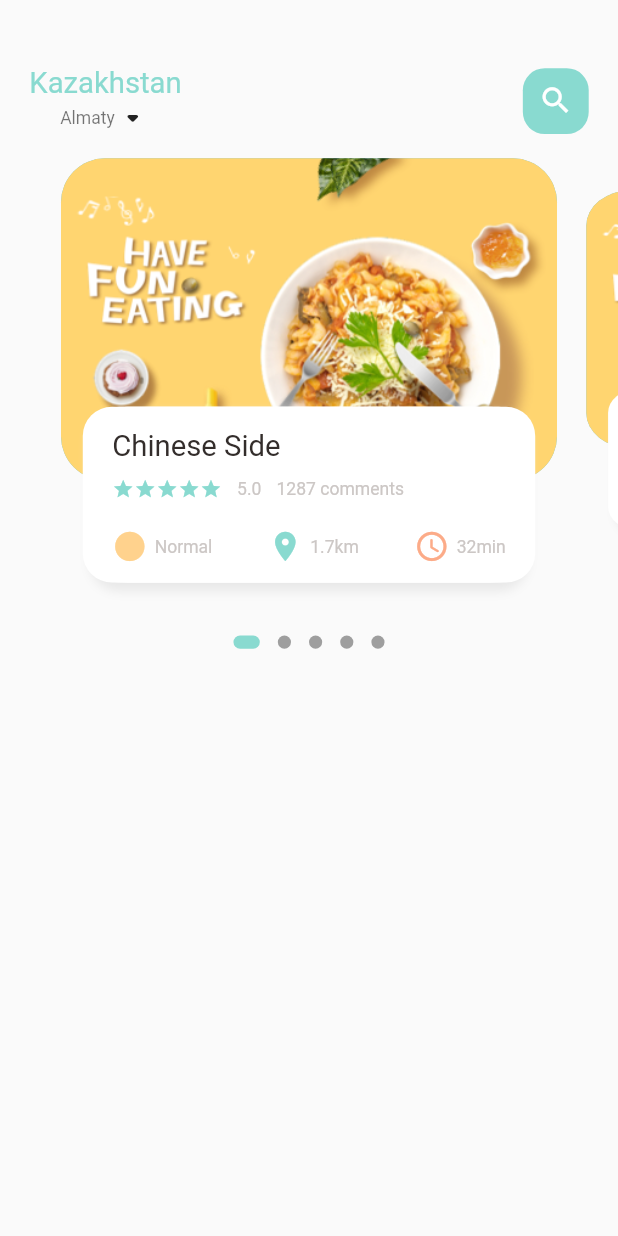
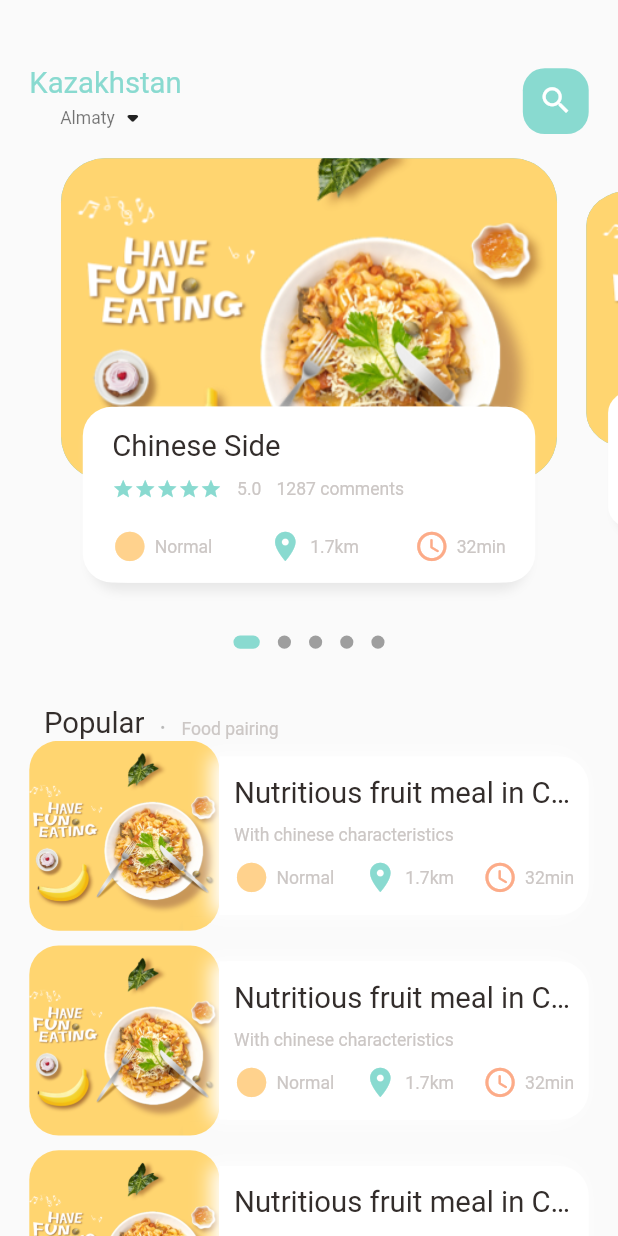
Before and after one commit to krmeiirbek/kaz_food_shop, a Flutter app: the screen it shows after launch, on a phone screen of 412 x 824 dp. Run offline on Flutter 3.47's test engine with Material 2 defaults, Android fonts, the phone set to English and light mode, and no system bars; drawn by our look-alikes of dots_indicator; our stand-ins replace get.

Commit message:
popular food pairing added

```diff
--- a/lib/home/food_page_body.dart
+++ b/lib/home/food_page_body.dart
@@ -59,6 +59,110 @@ class _FoodPageBodyState extends State<FoodPageBody> {
               borderRadius: BorderRadius.circular(Dimensions.radius5),
             ),
           ),
+        ),
+        SizedBox(height: Dimensions.height30),
+        Container(
+          margin: EdgeInsets.only(left: Dimensions.width30),
+          child: Row(
+            crossAxisAlignment: CrossAxisAlignment.end,
+            children: [
+              const BigText(text: "Popular"),
+              SizedBox(width: Dimensions.width10),
+              Container(
+                  margin: const EdgeInsets.only(bottom: 3),
+                  child: const BigText(text: ".", color: Colors.black26)),
+              SizedBox(width: Dimensions.width10),
+              Container(
+                  margin: const EdgeInsets.only(bottom: 1),
+                  child: const SmallText(text: 'Food pairing')),
+            ],
+          ),
+        ),
+        ListView.builder(
+          physics: const NeverScrollableScrollPhysics(),
+          shrinkWrap: true,
+          itemCount: 10,
+          itemBuilder: (context, index) {
+            return Container(
+              margin: EdgeInsets.only(
+                left: Dimensions.width20,
+                right: Dimensions.width20,
+                bottom: Dimensions.height10,
+              ),
+              child: Row(
+                children: [
+                  Container(
+                    height: Dimensions.listViewImgSize,
+                    width: Dimensions.listViewImgSize,
+                    decoration: BoxDecoration(
+                      borderRadius:
+                          BorderRadius.circular(Dimensions.radius20),
+                      color: Colors.white38,
+                      image: const DecorationImage(
+                        fit: BoxFit.cover,
+                        image: AssetImage('assets/images/food0.png'),
+                      ),
+                    ),
+                  ),
+                  Expanded(
+                    child: Container(
+                      height: Dimensions.listViewTextContSize,
+                      decoration: BoxDecoration(
+                        borderRadius: BorderRadius.only(
+                          topRight: Radius.circular(Dimensions.radius20),
+                          bottomRight: Radius.circular(Dimensions.radius20),
+                        ),
+                        boxShadow: const [
+                          BoxShadow(
+                            offset: Offset(-5,0),
+                            blurRadius: 10,
+                            color: Colors.white,
+                          ),
+                        ],
+                        color: Colors.white,
+                      ),
+                      child: Padding(
+                        padding: EdgeInsets.only(
+                          left: Dimensions.width10,
+                          right: Dimensions.width10,
+                        ),
+                        child: Column(
+                          crossAxisAlignment: CrossAxisAlignment.start,
+                          mainAxisAlignment: MainAxisAlignment.center,
+                          children: [
+                            BigText(text: 'Nutritious fruit meal in China'),
+                            SizedBox(height: Dimensions.height10),
+                            SmallText(text: 'With chinese characteristics'),
+                            SizedBox(height: Dimensions.height10),
+                            Row(
+                              mainAxisAlignment: MainAxisAlignment.spaceBetween,
+                              children: const [
+                                IconAndTextWidget(
+                                  icon: Icons.circle_sharp,
+                                  text: 'Normal',
+                                  iconColor: AppColors.iconColor1,
+                                ),
+                                IconAndTextWidget(
+                                  icon: Icons.location_on,
+                                  text: '1.7km',
+                                  iconColor: AppColors.mainColor,
+                                ),
+                                IconAndTextWidget(
+                                  icon: Icons.access_time_rounded,
+                                  text: '32min',
+                                  iconColor: AppColors.iconColor2,
+                                ),
+                              ],
+                            ),
+                          ],
+                        ),
+                      ),
+                    ),
+                  ),
+                ],
+              ),
+            );
+          },
         ),
       ],
     );
@@ -136,7 +240,10 @@ class _FoodPageBodyState extends State<FoodPageBody> {
                 ],
               ),
               child: Container(
-                padding: EdgeInsets.only(left: Dimensions.height15, right: Dimensions.height15, top: Dimensions.height15),
+                padding: EdgeInsets.only(
+                    left: Dimensions.height15,
+                    right: Dimensions.height15,
+                    top: Dimensions.height15),
                 child: Column(
                   crossAxisAlignment: CrossAxisAlignment.start,
                   children: [
--- a/lib/home/main_food_page.dart
+++ b/lib/home/main_food_page.dart
@@ -59,7 +59,7 @@ class _MainFoodPageState extends State<MainFoodPage> {
               ],
             ),
           ),
-          const FoodPageBody(),
+          const Expanded(child: SingleChildScrollView(child: FoodPageBody())),
         ],
       ),
     );
--- a/lib/utils/dimensions.dart
+++ b/lib/utils/dimensions.dart
@@ -34,4 +34,7 @@ class Dimensions {
 
   static double iconSize15 = screenHeight / 56.27;
   static double iconSize24 = screenHeight / 35.17;
+
+  static double listViewImgSize = screenWidth / 3.25;
+  static double listViewTextContSize = screenWidth / 3.9;
 }
```
